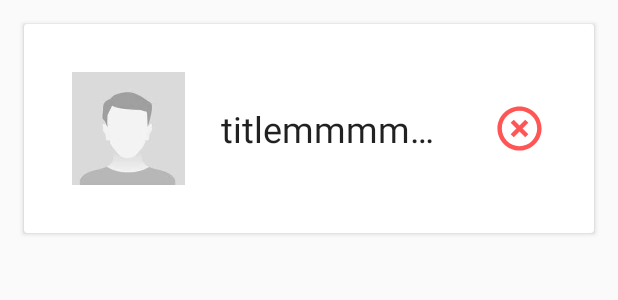
After one commit to systemry420/LMS, an Android app: the layout instructor_list_item.xml on its own in the app's theme, with its tools: preview values and no code run, on a phone screen of 412 x 824 dp. The commit adds this screen. Shown: the top 300 px of the screen. Run offline under Robolectric (Android 15) with nearby library versions, the phone set to English and light mode, and no system bars.

Commit message:
update & delete instructor

```diff
--- a/app/src/main/java/com/example/lms/model/Instructor.java
+++ b/app/src/main/java/com/example/lms/model/Instructor.java
@@ -6,8 +6,10 @@ import androidx.room.PrimaryKey;
 
 import org.jetbrains.annotations.NotNull;
 
+import java.io.Serializable;
+
 @Entity(tableName = "instructor")
-public class Instructor {
+public class Instructor implements Serializable {
 
     @PrimaryKey(autoGenerate = true)
     @ColumnInfo(name = "instructor_id")
--- a/app/src/main/java/com/example/lms/view/activity/admin/AdminLoginActivity.java
+++ b/app/src/main/java/com/example/lms/view/activity/admin/AdminLoginActivity.java
@@ -22,9 +22,10 @@ public class AdminLoginActivity extends AppCompatActivity {
     }
 
     public void loginAdmin(View view) {
+        startActivity(new Intent(this, AdminHomeActivity.class));
         if (txtEmail.getText().toString().equals("admin")
             && txtPassword.getText().toString().equals("admin")) {
-            startActivity(new Intent(this, AdminHomeActivity.class));
+
         }
 
     }
--- a/app/src/main/res/drawable/ic_delete.xml
+++ b/app/src/main/res/drawable/ic_delete.xml
@@ -1,5 +1,5 @@
-<vector android:height="40dp" android:tint="#FF5555"
+<vector android:height="35dp" android:tint="#FF5555"
     android:viewportHeight="24" android:viewportWidth="24"
-    android:width="40dp" xmlns:android="http://schemas.android.com/apk/res/android">
+    android:width="35dp" xmlns:android="http://schemas.android.com/apk/res/android">
     <path android:fillColor="@android:color/white" android:pathData="M14.59,8L12,10.59 9.41,8 8,9.41 10.59,12 8,14.59 9.41,16 12,13.41 14.59,16 16,14.59 13.41,12 16,9.41 14.59,8zM12,2C6.47,2 2,6.47 2,12s4.47,10 10,10 10,-4.47 10,-10S17.53,2 12,2zM12,20c-4.41,0 -8,-3.59 -8,-8s3.59,-8 8,-8 8,3.59 8,8 -3.59,8 -8,8z"/>
 </vector>
--- a/app/src/main/res/layout/activity_grades.xml
+++ b/app/src/main/res/layout/activity_grades.xml
@@ -19,7 +19,7 @@
     </com.google.android.material.textfield.TextInputLayout>
 
     <Button
-        android:onClick="addNewGrade"
+        android:id="@+id/btn_add_grade"
         android:text="@string/add_grade"
         style="@style/textInputStyle" />
 
--- /dev/null
+++ b/app/src/main/res/layout/instructor_list_item.xml
@@ -0,0 +1,46 @@
+<?xml version="1.0" encoding="utf-8"?>
+<androidx.cardview.widget.CardView xmlns:android="http://schemas.android.com/apk/res/android"
+    android:layout_width="match_parent"
+    android:layout_height="wrap_content"
+    xmlns:app="http://schemas.android.com/apk/res-auto"
+    android:layout_marginEnd="16dp"
+    android:layout_marginTop="16dp"
+    android:layout_marginStart="16dp">
+
+    <LinearLayout
+        android:layout_width="match_parent"
+        android:layout_height="wrap_content"
+        android:orientation="horizontal"
+        android:gravity="center"
+        android:padding="24dp">
+
+        <com.google.android.material.imageview.ShapeableImageView
+            android:layout_width="75dp"
+            android:layout_height="75dp"
+            android:layout_margin="8dp"
+            android:src="@drawable/man" />
+
+        <TextView
+            android:id="@+id/item_title"
+            android:layout_width="0dp"
+            android:layout_height="wrap_content"
+            android:layout_weight="5"
+            android:ellipsize="end"
+            android:padding="16dp"
+            android:maxLines="1"
+            android:text="titlemmmmmmmmM"
+            android:textAppearance="@style/TextAppearance.AppCompat.Headline" />
+
+        <ImageButton
+            android:id="@+id/icon_delete_instructor"
+            android:layout_width="wrap_content"
+            android:layout_gravity="center"
+            android:foregroundGravity="center"
+            android:background="#fff"
+            android:layout_height="wrap_content"
+            android:padding="8dp"
+            android:src="@drawable/ic_delete"
+            android:contentDescription="@string/delete" />
+    </LinearLayout>
+
+</androidx.cardview.widget.CardView>
```
Also changed, not shown: app/src/main/java/com/example/lms/database/repository/AdminRepo.java (+12 -0 lines), app/src/main/java/com/example/lms/view/activity/admin/grade/GradesActivity.java (+13 -5 lines), app/src/main/java/com/example/lms/view/activity/admin/instructor/InstructorActivity.java (+50 -4 lines), app/src/main/java/com/example/lms/view/activity/admin/instructor/InstructorDetailsActivity.java (+73 -32 lines), app/src/main/java/com/example/lms/view/adapter/GradesAdapter.java (+6 -6 lines), app/src/main/java/com/example/lms/view/adapter/InstructorAdapter.java (+46 -2 lines), app/src/main/java/com/example/lms/viewmodel/InstructorViewModel.java (+8 -0 lines).
